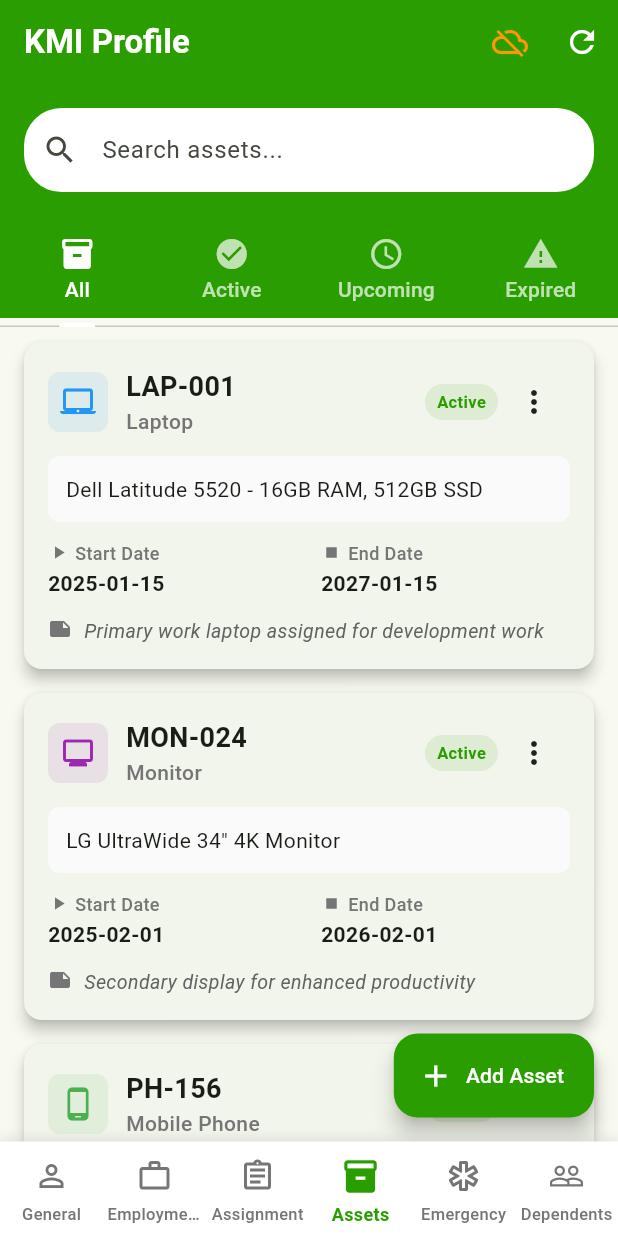
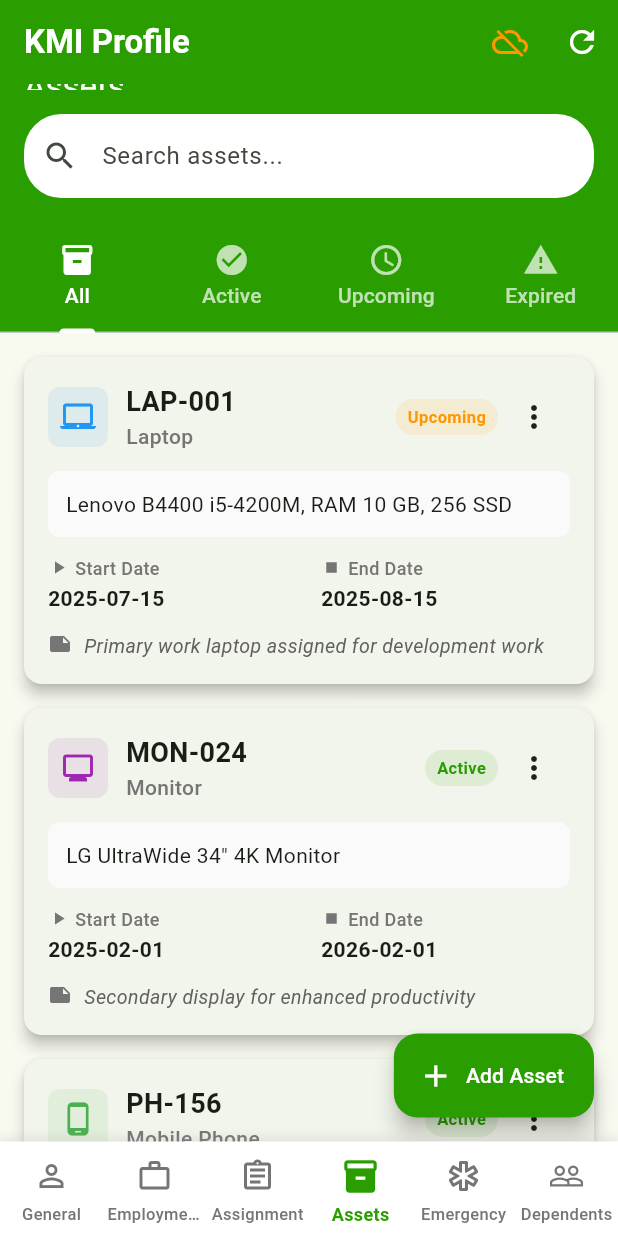
Before and after one commit to rahenvay/kmi_profile_mobile, a Flutter app: the screen it shows after launch, item 4 of the bottom bar chosen, on a phone screen of 412 x 824 dp. Run offline on Flutter 3.47's test engine with Material 3 defaults, Android fonts, the phone set to English and light mode, and no system bars; network calls fail; statements that could not run were skipped.

Commit message:
Refactor asset details and update widget test comments

```diff
--- a/lib/pages/asset_page.dart
+++ b/lib/pages/asset_page.dart
@@ -37,7 +37,7 @@ class _AssetPageState extends State<AssetPage> with SingleTickerProviderStateMix
         foregroundColor: Colors.white,
         automaticallyImplyLeading: false,
         bottom: PreferredSize(
-          preferredSize: const Size.fromHeight(100),
+          preferredSize: const Size.fromHeight(110),
           child: Column(
             children: [
               // Search Bar
--- a/lib/providers/asset_provider.dart
+++ b/lib/providers/asset_provider.dart
@@ -120,9 +120,9 @@ class AssetProvider extends ChangeNotifier {
         id: '1',
         type: 'Laptop',
         assetId: 'LAP-001',
-        detail: 'Dell Latitude 5520 - 16GB RAM, 512GB SSD',
-        startDate: '2025-01-15',
-        endDate: '2027-01-15',
+        detail: 'Lenovo B4400 i5-4200M, RAM 10 GB, 256 SSD',
+        startDate: '2025-07-15',
+        endDate: '2025-08-15',
         notes: 'Primary work laptop assigned for development work',
       ),
       Asset(
@@ -142,15 +142,6 @@ class AssetProvider extends ChangeNotifier {
         startDate: '2024-12-01',
         endDate: '2025-12-01',
         notes: 'Company phone for business communications',
-      ),
-      Asset(
-        id: '4',
-        type: 'Access Card',
-        assetId: 'AC-789',
-        detail: 'Building Access Card - Level 3 Clearance',
-        startDate: '2025-07-01',
-        endDate: '2026-07-01',
-        notes: 'Access to main office and development lab',
       ),
     ];
 
```
Also changed, not shown: 2 other files.
